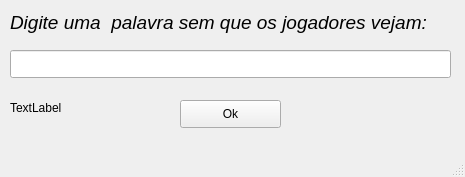
The window that design_escolhe_palavra.ui (ericdecastro/Jogo-da-Forca) describes before a commit, drawn with Qt 5.
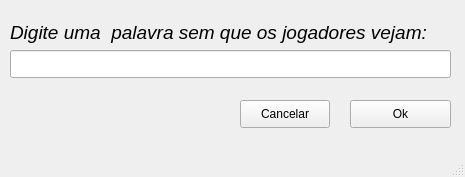
The same window after the commit.

Commit message: janela palavra 100% funcional

Patch:
```diff
--- a/design_escolhe_palavra.ui
+++ b/design_escolhe_palavra.ui
@@ -23,7 +23,7 @@
    <widget class="QPushButton" name="okButton">
     <property name="geometry">
      <rect>
-      <x>180</x>
+      <x>350</x>
       <y>100</y>
       <width>101</width>
       <height>28</height>
@@ -43,7 +43,7 @@
     <property name="geometry">
      <rect>
       <x>10</x>
-      <y>10</y>
+      <y>20</y>
       <width>451</width>
       <height>24</height>
      </rect>
@@ -68,17 +68,17 @@
      </rect>
     </property>
    </widget>
-   <widget class="QLabel" name="labTesteVariavel">
+   <widget class="QPushButton" name="pushButton">
     <property name="geometry">
      <rect>
-      <x>10</x>
+      <x>240</x>
       <y>100</y>
-      <width>141</width>
-      <height>16</height>
+      <width>90</width>
+      <height>28</height>
      </rect>
     </property>
     <property name="text">
-     <string>TextLabel</string>
+     <string>Cancelar</string>
     </property>
    </widget>
   </widget>
```
The commit also changes 8 other files.
